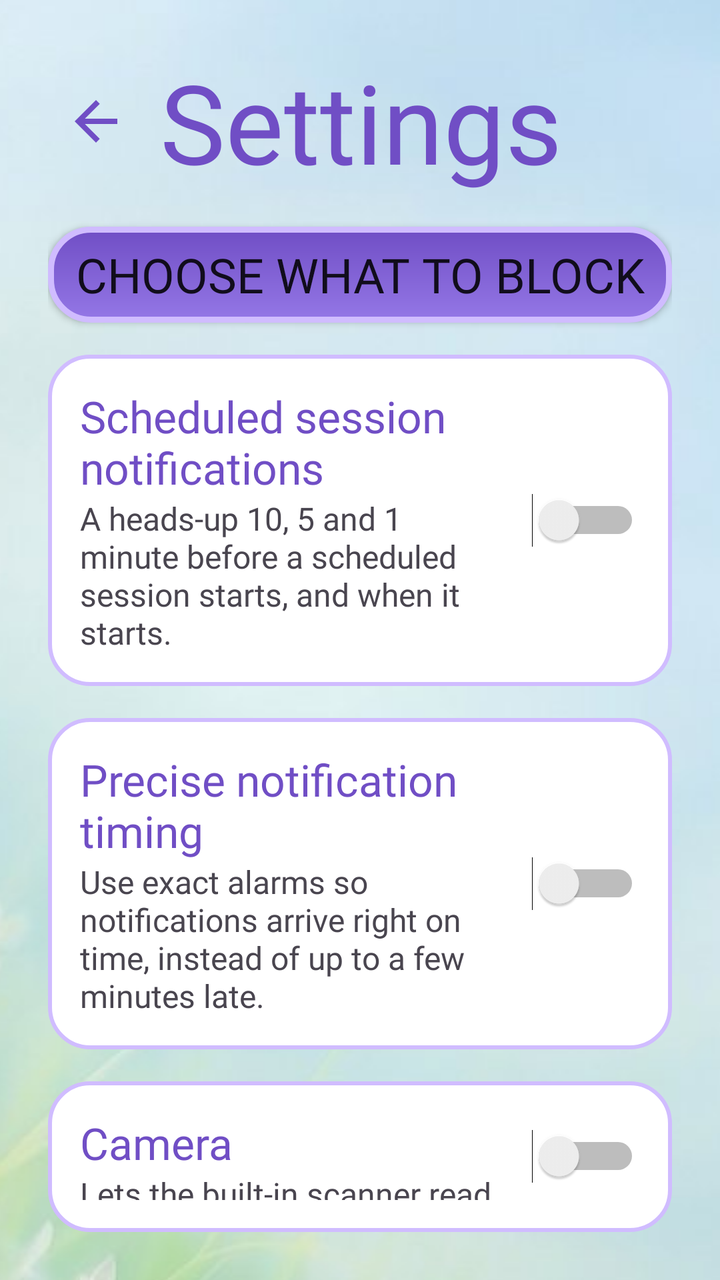
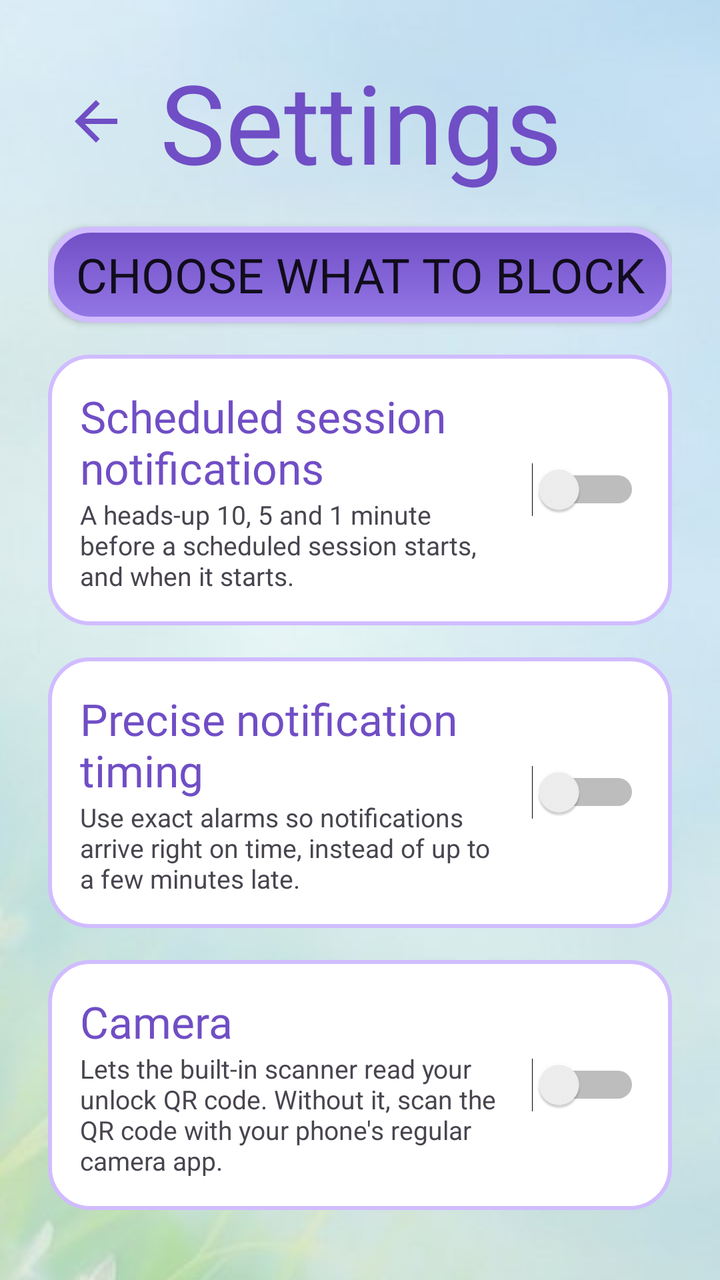

Before-and-after screenshots of an Android layout around one commit, followed by the original layout XML and the change that was made.
<!-- AndroidManifest.xml: application theme android:Theme.Material.Light.NoActionBar -->
<!-- res/layout/activity_settings.xml -->
<?xml version="1.0" encoding="utf-8"?>
<LinearLayout xmlns:android="http://schemas.android.com/apk/res/android"
    android:layout_width="match_parent"
    android:layout_height="match_parent"
    android:fillViewport="true">
    <LinearLayout
        android:layout_width="match_parent"
        android:layout_height="wrap_content"
        android:orientation="vertical"
        android:padding="24dp"
        android:background="@drawable/activity_background">

        
        <LinearLayout
            android:layout_width="match_parent"
            android:layout_height="wrap_content"
            android:gravity="center_vertical"
            android:orientation="horizontal">

            <ImageButton
                android:id="@+id/btnBack"
                android:layout_width="48dp"
                android:layout_height="48dp"
                android:layout_marginEnd="8dp"
                android:background="?android:attr/selectableItemBackgroundBorderless"
                android:contentDescription="Back"
                android:src="@drawable/ic_back" />

            <TextView
                android:layout_width="0dp"
                android:layout_height="wrap_content"
                android:layout_weight="1"
                android:autoSizeMaxTextSize="55sp"
                android:autoSizeMinTextSize="24sp"
                android:autoSizeStepGranularity="1sp"
                android:autoSizeTextType="uniform"
                android:fontFamily="@font/super_frog"
                android:maxLines="1"
                android:text="Settings"
                android:textColor="@color/primary_dark"
                android:textSize="55sp" />
        </LinearLayout>

        
        <TextView
            android:id="@+id/tvSessionNote"
            android:layout_width="match_parent"
            android:layout_height="wrap_content"
            android:paddingTop="4dp"
            android:fontFamily="@font/super_frog"
            android:text="A session is running. You can add things to block and turn hardcore mode on, but nothing can be removed or turned off until it ends."
            android:textColor="@color/primary_dark"
            android:textSize="16sp"
            android:visibility="gone" />

        <Button
            android:id="@+id/btnChooseApps"
            style="@style/BaseButtonStyle"
            android:layout_marginTop="16dp"
            android:text="Choose what to block" />

        <LinearLayout
            android:layout_width="match_parent"
            android:layout_height="wrap_content"
            android:layout_marginTop="16dp"
            android:background="@drawable/schedule_day_card"
            android:gravity="center_vertical"
            android:orientation="horizontal"
            android:padding="16dp">

            <LinearLayout
                android:layout_width="0dp"
                android:layout_height="wrap_content"
                android:layout_weight="1"
                android:orientation="vertical">

                <TextView
                    android:layout_width="wrap_content"
                    android:layout_height="wrap_content"
                    android:fontFamily="@font/super_frog"
                    android:text="Scheduled session notifications"
                    android:textColor="@color/primary_dark"
                    android:textSize="22sp" />

                <TextView
                    android:layout_width="wrap_content"
                    android:layout_height="wrap_content"
                    android:fontFamily="@font/super_frog"
                    android:text="A heads-up 10, 5 and 1 minute before a scheduled session starts, and when it starts."
                    android:textColor="@color/text_secondary"
                    android:textSize="16sp" />
            </LinearLayout>

            <Switch
                android:id="@+id/swNotices"
                android:layout_width="wrap_content"
                android:layout_height="wrap_content"
                android:layout_marginStart="12dp" />
        </LinearLayout>

        
        <LinearLayout
            android:id="@+id/cardExact"
            android:layout_width="match_parent"
            android:layout_height="wrap_content"
            android:layout_marginTop="16dp"
            android:background="@drawable/schedule_day_card"
            android:gravity="center_vertical"
            android:orientation="horizontal"
            android:padding="16dp">

            <LinearLayout
                android:layout_width="0dp"
                android:layout_height="wrap_content"
                android:layout_weight="1"
                android:orientation="vertical">

                <TextView
                    android:layout_width="wrap_content"
                    android:layout_height="wrap_content"
                    android:fontFamily="@font/super_frog"
                    android:text="Precise notification timing"
                    android:textColor="@color/primary_dark"
                    android:textSize="22sp" />

                <TextView
                    android:layout_width="wrap_content"
                    android:layout_height="wrap_content"
                    android:fontFamily="@font/super_frog"
                    android:text="Use exact alarms so notifications arrive right on time, instead of up to a few minutes late."
                    android:textColor="@color/text_secondary"
                    android:textSize="16sp" />
            </LinearLayout>

            <Switch
                android:id="@+id/swExact"
                android:layout_width="wrap_content"
                android:layout_height="wrap_content"
                android:layout_marginStart="12dp" />
        </LinearLayout>

        
        <LinearLayout
            android:id="@+id/cardCamera"
            android:layout_width="match_parent"
            android:layout_height="wrap_content"
            android:layout_marginTop="16dp"
            android:background="@drawable/schedule_day_card"
            android:gravity="center_vertical"
            android:orientation="horizontal"
            android:padding="16dp">

            <LinearLayout
                android:layout_width="0dp"
                android:layout_height="wrap_content"
                android:layout_weight="1"
                android:orientation="vertical">

                <TextView
                    android:layout_width="wrap_content"
                    android:layout_height="wrap_content"
                    android:fontFamily="@font/super_frog"
                    android:text="Camera"
                    android:textColor="@color/primary_dark"
                    android:textSize="22sp" />

                <TextView
                    android:layout_width="wrap_content"
                    android:layout_height="wrap_content"
                    android:fontFamily="@font/super_frog"
                    android:text="Lets the built-in scanner read your unlock QR code. Without it, scan the QR code with your phone's regular camera app."
                    android:textColor="@color/text_secondary"
                    android:textSize="16sp" />
            </LinearLayout>

            <Switch
                android:id="@+id/swCamera"
                android:layout_width="wrap_content"
                android:layout_height="wrap_content"
                android:layout_marginStart="12dp" />
        </LinearLayout>

        <LinearLayout
            android:layout_width="match_parent"
            android:layout_height="wrap_content"
            android:layout_marginTop="16dp"
            android:background="@drawable/schedule_day_card"
            android:gravity="center_vertical"
            android:orientation="horizontal"
            android:padding="16dp">

            <LinearLayout
                android:layout_width="0dp"
                android:layout_height="wrap_content"
                android:layout_weight="1"
                android:orientation="vertical">

                <TextView
                    android:layout_width="wrap_content"
                    android:layout_height="wrap_content"
                    android:fontFamily="@font/super_frog"
                    android:text="Hardcore mode"
                    android:textColor="@color/primary_dark"
                    android:textSize="22sp" />

                <TextView
                    android:layout_width="wrap_content"
                    android:layout_height="wrap_content"
                    android:fontFamily="@font/super_frog"
                    android:text="Stops Focus Buddy being uninstalled, and locks its Android settings pages during a session."
                    android:textColor="@color/text_secondary"
                    android:textSize="16sp" />
            </LinearLayout>

            <Switch
                android:id="@+id/swHardcore"
                android:layout_width="wrap_content"
                android:layout_height="wrap_content"
                android:layout_marginStart="12dp" />
        </LinearLayout>

        <Button
            android:id="@+id/btnHowItWorks"
            style="@style/BaseButtonStyle"
            android:layout_marginTop="16dp"
            android:text="How it works" />
    </LinearLayout>
</LinearLayout>
<!-- resources referenced by this layout -->
<resources>
  <color name="primary_dark">#704EC5</color>
  <color name="text_secondary">#49454F</color>
  <!-- drawable activity_background (drawable) -->
  <?xml version="1.0" encoding="utf-8"?>
  <bitmap xmlns:android="http://schemas.android.com/apk/res/android"
      android:src="@drawable/background"
      android:gravity="center"
      android:tileMode="disabled" />
  <!-- drawable ic_back (drawable) -->
  <vector xmlns:android="http://schemas.android.com/apk/res/android"
      android:width="32dp"
      android:height="32dp"
      android:autoMirrored="true"
      android:viewportWidth="24"
      android:viewportHeight="24">
      <path
          android:fillColor="@color/primary_dark"
          android:pathData="M20,11H7.83l5.59,-5.59L12,4l-8,8 8,8 1.41,-1.41L7.83,13H20v-2z" />
  </vector>
  <!-- drawable schedule_day_card (drawable) -->
  <shape xmlns:android="http://schemas.android.com/apk/res/android"
      android:shape="rectangle">
      <solid android:color="@color/surface" />
      <corners android:radius="20dp" />
      <stroke
          android:width="2dp"
          android:color="@color/accent" />
  </shape>
  <style name="BaseButtonStyle">
          <item name="android:layout_width">match_parent</item>
          <item name="android:layout_height">match_parent</item>
          <item name="android:background">@drawable/base_button_shape</item>
          <item name="android:fontFamily">@font/super_frog</item>
          <item name="android:gravity">center_vertical|center_horizontal</item>
          
          <item name="android:paddingStart">10dp</item>
          <item name="android:paddingEnd">10dp</item>
          <item name="android:maxLines">1</item>
  
          <item name="android:autoSizeTextType">uniform</item>
          <item name="android:autoSizeMinTextSize">14sp</item>
          <item name="android:autoSizeMaxTextSize">30sp</item>
          <item name="android:autoSizeStepGranularity">5sp</item>
      </style>
  <!-- drawable background: jpg bitmap (drawable, 65327 bytes) -->
  <color name="surface">#FFFFFF</color>
  <color name="accent">#D0BCFF</color>
  <!-- drawable base_button_shape (drawable) -->
  <shape xmlns:android="http://schemas.android.com/apk/res/android"
      android:shape="rectangle">
  
      <gradient
          android:angle="270"
          android:startColor="@color/primary_dark"
          android:endColor="@color/primary"
          android:type="linear" />
  
      <corners android:radius="20dp" />
  
      <stroke
          android:width="3dp"
          android:color="@color/accent" />
  
  </shape>
  <color name="primary">#9477E6</color>
</resources>

<!-- the commit's change to res/layout/activity_settings.xml (unified diff, before → after) -->
@@ -85,10 +85,9 @@
                 <TextView
                     android:layout_width="wrap_content"
                     android:layout_height="wrap_content"
-                    android:fontFamily="@font/super_frog"
                     android:text="A heads-up 10, 5 and 1 minute before a scheduled session starts, and when it starts."
                     android:textColor="@color/text_secondary"
-                    android:textSize="16sp" />
+                    android:textSize="13sp" />
             </LinearLayout>
 
             <Switch
@@ -126,10 +125,9 @@
                 <TextView
                     android:layout_width="wrap_content"
                     android:layout_height="wrap_content"
-                    android:fontFamily="@font/super_frog"
                     android:text="Use exact alarms so notifications arrive right on time, instead of up to a few minutes late."
                     android:textColor="@color/text_secondary"
-                    android:textSize="16sp" />
+                    android:textSize="13sp" />
             </LinearLayout>
 
             <Switch
@@ -167,10 +165,9 @@
                 <TextView
                     android:layout_width="wrap_content"
                     android:layout_height="wrap_content"
-                    android:fontFamily="@font/super_frog"
                     android:text="Lets the built-in scanner read your unlock QR code. Without it, scan the QR code with your phone's regular camera app."
                     android:textColor="@color/text_secondary"
-                    android:textSize="16sp" />
+                    android:textSize="13sp" />
             </LinearLayout>
 
             <Switch
@@ -206,10 +203,9 @@
                 <TextView
                     android:layout_width="wrap_content"
                     android:layout_height="wrap_content"
-                    android:fontFamily="@font/super_frog"
                     android:text="Stops Focus Buddy being uninstalled, and locks its Android settings pages during a session."
                     android:textColor="@color/text_secondary"
-                    android:textSize="16sp" />
+                    android:textSize="13sp" />
             </LinearLayout>
 
             <Switch
